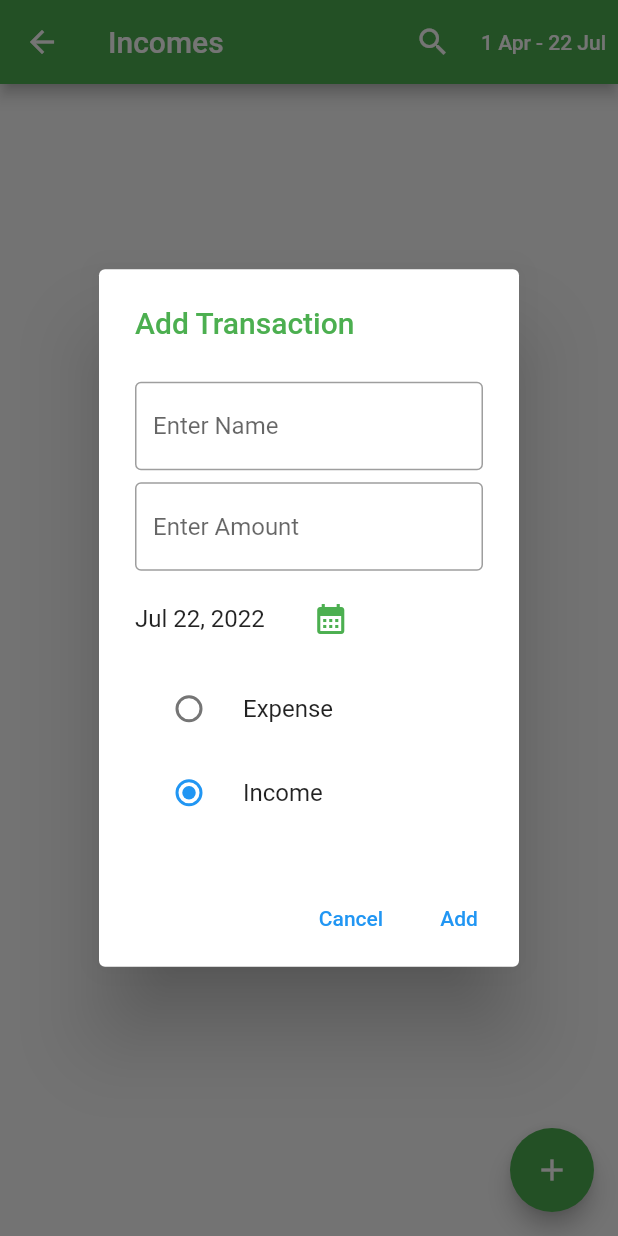
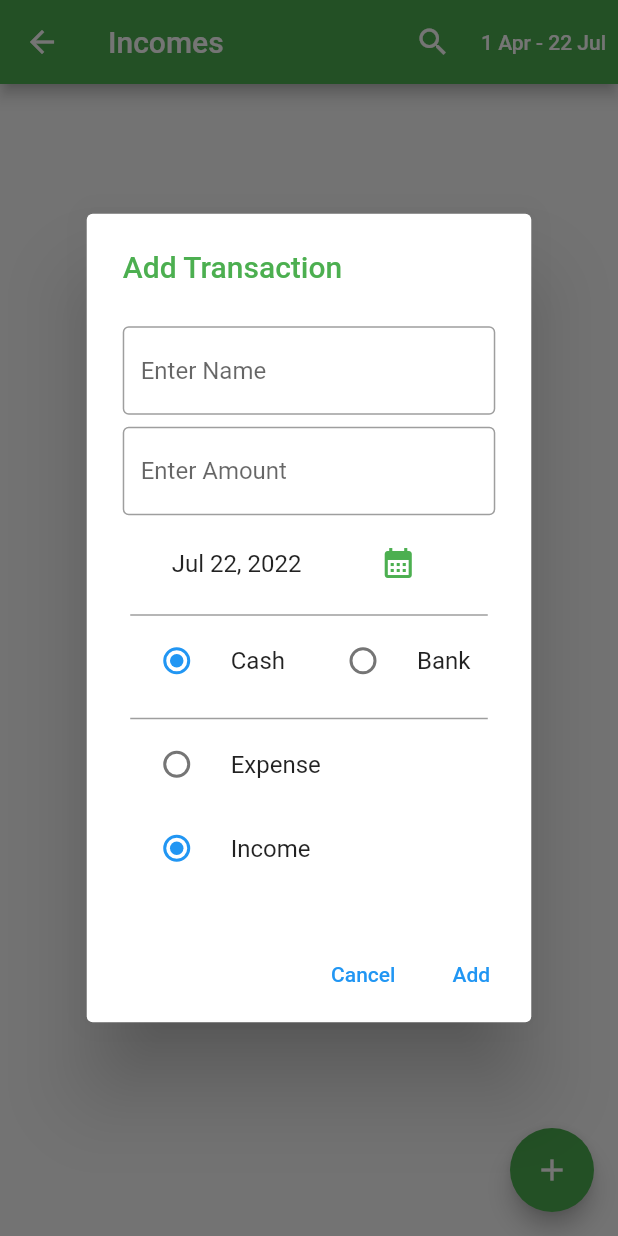
Before and after one commit to godara-anil/app_school, a Flutter app: the expenses screen opened directly with empty values, after a tap on the "add" icon, on a phone screen of 412 x 824 dp. Run offline on Flutter 3.47's test engine with Material 2 defaults, Android fonts, the phone set to English and light mode, and no system bars; our stand-ins replace hive, hive_flutter, syncfusion_flutter_datepicker; accounts and stored records are empty.

Commit message:
new changes

```diff
--- a/lib/model/Expenses.dart
+++ b/lib/model/Expenses.dart
@@ -13,6 +13,8 @@ class Expenses extends HiveObject {
   late String category;
   @HiveField(5)
   late int? sessionKey;
+  @HiveField(6)
+  late bool? isBank = false;
 }
 @HiveType(typeId:1)
 class Sessions extends HiveObject {
--- a/lib/widget/addExpensesDialog.dart
+++ b/lib/widget/addExpensesDialog.dart
@@ -5,7 +5,7 @@ import 'package:intl/intl.dart';
 class AddExpenseDialog extends StatefulWidget {
   final Expenses? expenses;
   final incomeOrExpense;
-  final Function(double amount, String category, bool isExpense, DateTime date) onClickDone;
+  final Function(double amount, String category, bool isExpense, DateTime date, bool isBank) onClickDone;
   const AddExpenseDialog({
     Key? key,
     this.expenses,
@@ -23,6 +23,7 @@ class _AddExpenseDialogState extends State<AddExpenseDialog> {
   final amountController = TextEditingController();
   DateTime date = DateTime.now();
   bool isExpense = true;
+  bool isBank = false;
 
   @override
   void initState (){
@@ -34,6 +35,7 @@ class _AddExpenseDialogState extends State<AddExpenseDialog> {
       amountController.text = expenses.amount.toString();
       isExpense = expenses.isExpense;
       date = expenses.date;
+      isBank = expenses.isBank!;
     }
     else {
       isExpense = widget.incomeOrExpense;
@@ -66,6 +68,10 @@ class _AddExpenseDialogState extends State<AddExpenseDialog> {
               SizedBox(height: 8),
               buildDate(formatedDate),
               SizedBox(height: 8),
+              buildDivider(),
+              buildCashBank(),
+              SizedBox(height: 8),
+              buildDivider(),
               buildRadioButtons(),
             ],
           ),
@@ -87,9 +93,10 @@ class _AddExpenseDialogState extends State<AddExpenseDialog> {
     name != null && name.isEmpty ? 'Enter a name' : null,
   );
   Widget buildDate(formatedDate) => Row(
+    mainAxisAlignment: MainAxisAlignment.spaceEvenly,
     children: [
       Text('$formatedDate'),
-      FlatButton(onPressed: () async {
+      TextButton(onPressed: () async {
         DateTime? newDate  = await showDatePicker(context: context,
             initialDate: date,
             firstDate: DateTime(2020),
@@ -130,7 +137,33 @@ class _AddExpenseDialogState extends State<AddExpenseDialog> {
       ),
     ],
   );
-
+  Widget buildCashBank() => Row(
+    children: [
+      Expanded(
+        child: RadioListTile<bool>(
+          title: Text('Cash'),
+          value: false,
+          groupValue: isBank,
+          onChanged: (value) => setState(() => isBank = value!),
+        ),
+      ),
+      Expanded(
+        child: RadioListTile<bool>(
+          title: Text('Bank'),
+          value: true,
+          groupValue: isBank,
+          onChanged: (value) => setState(() => isBank = value!),
+        ),
+      ),
+    ],
+  );
+  Widget buildDivider() => const Divider(
+    color: Colors.grey,
+    height: 5,
+    thickness: 1,
+    indent: 5,
+    endIndent: 5,
+  );
   Widget buildCancelButton(BuildContext context) => TextButton(
     child: Text('Cancel'),
     onPressed: () => Navigator.of(context).pop(),
@@ -148,7 +181,7 @@ class _AddExpenseDialogState extends State<AddExpenseDialog> {
           final name = nameController.text;
           final amount = double.tryParse(amountController.text) ?? 0;
 
-          widget.onClickDone(amount, name, isExpense, date);
+          widget.onClickDone(amount, name, isExpense, date, isBank);
 
           Navigator.of(context).pop();
         }
```
Also changed, not shown: lib/pages/expense_list.dart (+57 -20 lines), lib/model/Expenses.g.dart, 1 other file.
